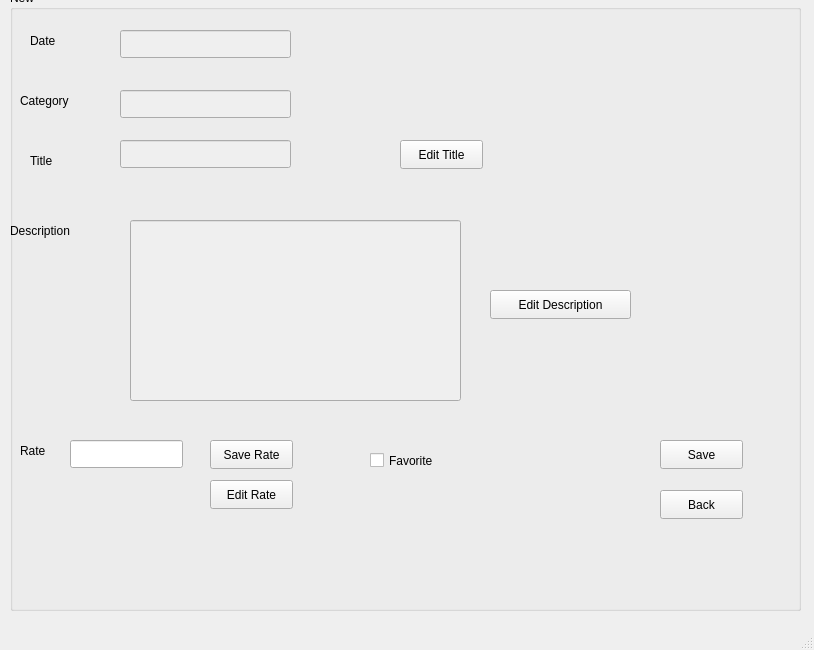
Above: news.ui from Kero-83/NewManagementSystem before the change. Below: the same form after it.
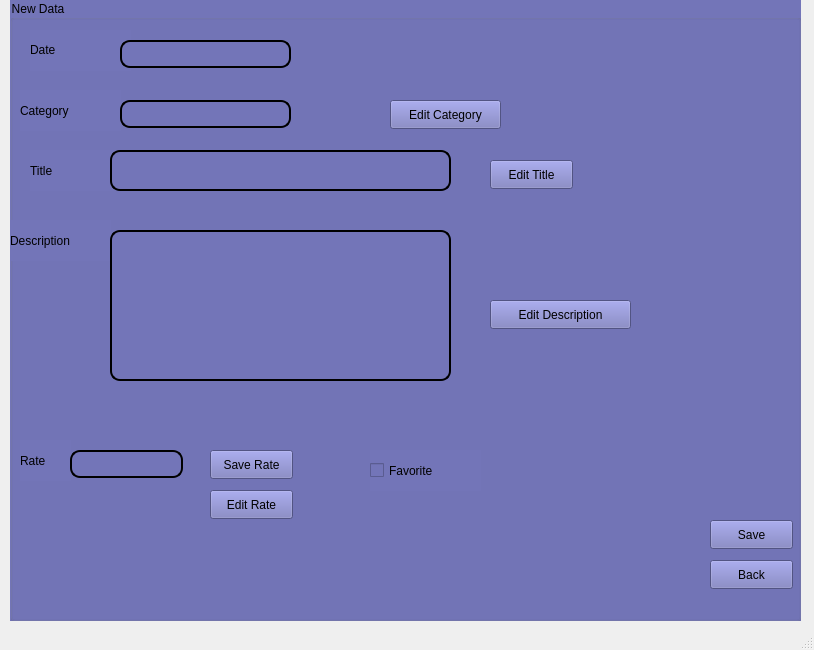
That is the form after the change.

```diff
--- a/news.ui
+++ b/news.ui
@@ -15,16 +15,23 @@
   </property>
   <widget class="QWidget" name="centralwidget">
    <widget class="QGroupBox" name="groupBox">
+    <property name="enabled">
+     <bool>true</bool>
+    </property>
     <property name="geometry">
      <rect>
       <x>10</x>
-      <y>-10</y>
+      <y>0</y>
       <width>791</width>
       <height>621</height>
      </rect>
     </property>
+    <property name="styleSheet">
+     <string notr="true">background-color: rgb(0, 0, 255);
+background-color: rgb(115, 117, 184);</string>
+    </property>
     <property name="title">
-     <string>New</string>
+     <string>New Data</string>
     </property>
     <widget class="QLabel" name="label">
      <property name="geometry">
@@ -90,38 +97,18 @@
        <height>28</height>
       </rect>
      </property>
-    </widget>
-    <widget class="QLineEdit" name="lineEdit_Title">
-     <property name="enabled">
-      <bool>false</bool>
-     </property>
-     <property name="geometry">
-      <rect>
-       <x>110</x>
-       <y>150</y>
-       <width>171</width>
-       <height>28</height>
-      </rect>
-     </property>
-    </widget>
-    <widget class="QLineEdit" name="lineEdit_Description">
-     <property name="enabled">
-      <bool>false</bool>
-     </property>
-     <property name="geometry">
-      <rect>
-       <x>120</x>
-       <y>230</y>
-       <width>331</width>
-       <height>181</height>
-      </rect>
+     <property name="styleSheet">
+      <string notr="true">border-radius: 10px;
+border-style: solid;
+    border-width: 2px;
+</string>
      </property>
     </widget>
     <widget class="QPushButton" name="pushButton">
      <property name="geometry">
       <rect>
-       <x>650</x>
-       <y>500</y>
+       <x>700</x>
+       <y>560</y>
        <width>83</width>
        <height>29</height>
       </rect>
@@ -140,7 +127,7 @@
       </rect>
      </property>
      <property name="text">
-      <string>Date</string>
+      <string>&lt;font color = black&gt;Date</string>
      </property>
     </widget>
     <widget class="QLineEdit" name="lineEdit_Date">
@@ -155,6 +142,12 @@
        <height>28</height>
       </rect>
      </property>
+     <property name="styleSheet">
+      <string notr="true">border-radius: 10px;
+border-style: solid;
+    border-width: 2px;
+</string>
+     </property>
     </widget>
     <widget class="QCheckBox" name="checkBox_favNews">
      <property name="geometry">
@@ -172,8 +165,8 @@
     <widget class="QPushButton" name="pushButton_saveNewAdmin">
      <property name="geometry">
       <rect>
-       <x>650</x>
-       <y>450</y>
+       <x>700</x>
+       <y>520</y>
        <width>83</width>
        <height>29</height>
       </rect>
@@ -185,8 +178,8 @@
     <widget class="QPushButton" name="pushButton_editTitle">
      <property name="geometry">
       <rect>
-       <x>390</x>
-       <y>150</y>
+       <x>480</x>
+       <y>160</y>
        <width>83</width>
        <height>29</height>
       </rect>
@@ -230,6 +223,12 @@
        <height>28</height>
       </rect>
      </property>
+     <property name="styleSheet">
+      <string notr="true">border-radius: 10px;
+border-style: solid;
+    border-width: 2px;
+</string>
+     </property>
     </widget>
     <widget class="QPushButton" name="pushButton_2">
      <property name="geometry">
@@ -244,6 +243,55 @@
       <string>Edit Rate</string>
      </property>
     </widget>
+    <widget class="QPushButton" name="pushButton_editCategory">
+     <property name="geometry">
+      <rect>
+       <x>380</x>
+       <y>100</y>
+       <width>111</width>
+       <height>29</height>
+      </rect>
+     </property>
+     <property name="text">
+      <string>Edit Category</string>
+     </property>
+    </widget>
+    <widget class="QPlainTextEdit" name="plainTextEdit_Description">
+     <property name="enabled">
+      <bool>false</bool>
+     </property>
+     <property name="geometry">
+      <rect>
+       <x>100</x>
+       <y>230</y>
+       <width>341</width>
+       <height>151</height>
+      </rect>
+     </property>
+     <property name="styleSheet">
+      <string notr="true">border-radius: 10px;
+border-style: solid;
+    border-width: 2px;</string>
+     </property>
+    </widget>
+    <widget class="QPlainTextEdit" name="plainTextEdit_Title">
+     <property name="enabled">
+      <bool>false</bool>
+     </property>
+     <property name="geometry">
+      <rect>
+       <x>100</x>
+       <y>150</y>
+       <width>341</width>
+       <height>41</height>
+      </rect>
+     </property>
+     <property name="styleSheet">
+      <string notr="true">border-radius: 10px;
+border-style: solid;
+    border-width: 2px;</string>
+     </property>
+    </widget>
    </widget>
   </widget>
   <widget class="QMenuBar" name="menubar">
```
